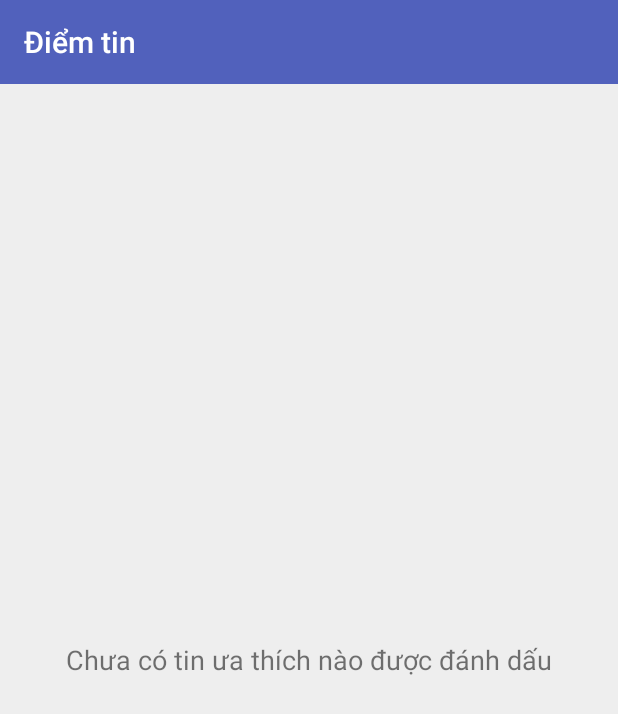
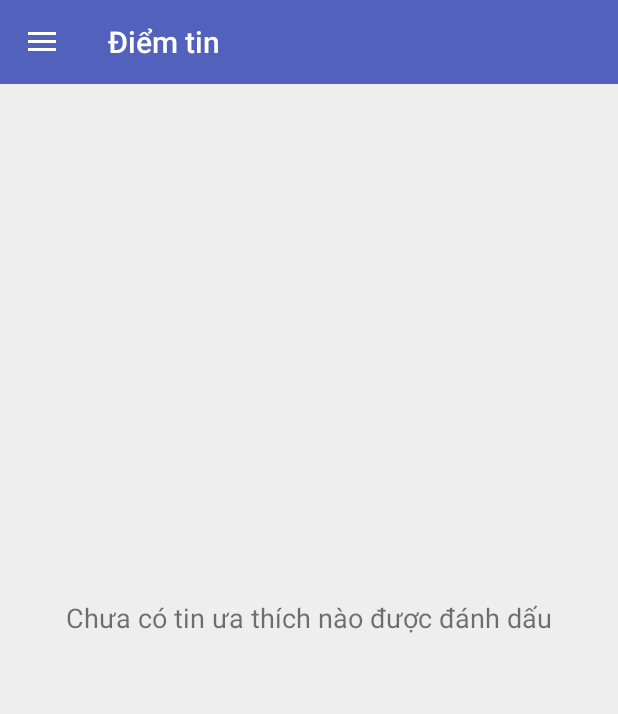
Before and after one commit to dungdq134/tintuccapnhat, an Android app: the fragment FavoriteFragment placed in its activity, on a phone screen of 412 x 824 dp. Shown: the top 714 px of the screen. Run offline under Robolectric (Android 15) with nearby library versions, the phone set to English and light mode, and no system bars; our stand-ins replace AdMob; libraries missing offline, so code that uses them is left out: com.astuetz; 8 statements that could not run were skipped.

Commit message:
- Sua lai nguon du lieu - Hien thi toolbar

```diff
--- a/app/src/main/AndroidManifest.xml
+++ b/app/src/main/AndroidManifest.xml
@@ -83,7 +83,7 @@
 
         <service
             android:name="com.dungdq.tintuccapnhat.services.NotificationService"
-            android:enabled="true" />
+            android:enabled="false" />
     </application>
 
 </manifest>
--- a/app/src/main/java/com/dungdq/tintuccapnhat/HomeFragment.java
+++ b/app/src/main/java/com/dungdq/tintuccapnhat/HomeFragment.java
@@ -209,8 +209,8 @@ public class HomeFragment extends Fragment implements OnRefreshListener {
 	                    Log.e("...", "Last Item Wow !");
 	                    i++;
 	                    progressBar.setVisibility(View.VISIBLE);
-	                    apiGetTinTuc(urlAPI + category + "&page=" + i);
-	                    Log.e("link", urlAPI + category + "&page=" + i);
+	                    apiGetTinTuc(Const.urlAPI + category + "&page=" + i);
+	                    Log.e("link", Const.urlAPI + category + "&page=" + i);
 	                }
 	            }
 			}
@@ -219,7 +219,8 @@ public class HomeFragment extends Fragment implements OnRefreshListener {
 //		apiGetTinTuc(Const.urlAPI + category);
 //		Log.e("link", Const.urlAPI + category);
 
-		getUrlAPI(Const.urlAPI);
+//		getUrlAPI(Const.urlAPI);
+		apiGetTinTuc(Const.urlAPI + category);
 
 		return rootView;
 	}
@@ -325,7 +326,7 @@ public class HomeFragment extends Fragment implements OnRefreshListener {
 
 	@Override
 	public void onRefresh() {
-		apiGetTinTuc(urlAPI + category);
+		apiGetTinTuc(Const.urlAPI + category);
 		tvError.setVisibility(View.GONE);
 	}
 }
--- a/app/src/main/java/com/dungdq/tintuccapnhat/MainActivity.java
+++ b/app/src/main/java/com/dungdq/tintuccapnhat/MainActivity.java
@@ -68,8 +68,8 @@ public class MainActivity extends AppCompatActivity {
 		if (mDrawerLayout.isDrawerOpen(mDrawerList)) {
 			mDrawerLayout.closeDrawer(mDrawerList);
 		} else {
-//			MainActivity.this.finish();
-			this.onBackPressed();
+			MainActivity.this.finish();
+//			this.onBackPressed();
 //			System.exit(0);
 		}
 	}
@@ -82,7 +82,7 @@ public class MainActivity extends AppCompatActivity {
 		// Start service notification
 		startService(new Intent(MainActivity.this, NotificationService.class));
 
-		Utils.getKeyHash(MainActivity.this);
+//		Utils.getKeyHash(MainActivity.this);
 		mSimpleFacebook = SimpleFacebook.getInstance(this);
 
 		// Display full screen banner ad
@@ -177,7 +177,7 @@ public class MainActivity extends AppCompatActivity {
 		mDrawerList.setAdapter(adapter);
 
 		// enabling action bar app icon and behaving it as toggle button
-//		getSupportActionBar().setDisplayHomeAsUpEnabled(true);
+		getSupportActionBar().setDisplayHomeAsUpEnabled(true);
 //		getSupportActionBar().setHomeButtonEnabled(true);
 //		getSupportActionBar().setElevation(0); // Remove shadow below actionbar
 
--- a/app/src/main/java/com/dungdq/tintuccapnhat/utils/Const.java
+++ b/app/src/main/java/com/dungdq/tintuccapnhat/utils/Const.java
@@ -1,9 +1,9 @@
 package com.dungdq.tintuccapnhat.utils;
 
 public class Const {
-//	public static String urlAPI = "https://api.recsys.opera.com/api/1.0/suggestions/list?count=10&country=vn&language=vi&vcat=vn%3Avi%3A0%2F6&vco=0%2F19";
+	public static String urlAPI = "https://api.recsys.opera.com/api/1.0/suggestions/list?count=10&country=vn&language=vi";
 
-	public static String urlAPI = "https://tinhot24h.firebaseio.com/opera.json";
+//	public static String urlAPI = "https://tinhot24h.firebaseio.com/opera.json";
 
 	public static String urlParser = "https://readability.com/api/content/v1/parser?token=07e298ca25db2e52f54aa39f07607eb6c25c2034&url=";
 
--- a/app/src/main/res/layout/activity_main.xml
+++ b/app/src/main/res/layout/activity_main.xml
@@ -1,32 +1,29 @@
 <!-- A DrawerLayout is intended to be used as the top-level content view using match_parent for both width and height to consume the full space available. -->
-<LinearLayout
+<!--<LinearLayout
     xmlns:android="http://schemas.android.com/apk/res/android"
     xmlns:tools="http://schemas.android.com/tools"
     android:id="@+id/main_parent_view"
     android:layout_width="match_parent"
     android:layout_height="match_parent"
     android:orientation="vertical"
-    android:fitsSystemWindows="true">
-
-    <android.support.v7.widget.Toolbar
-        xmlns:app="http://schemas.android.com/apk/res-auto"
-        android:id="@+id/my_toolbar"
-        android:layout_width="match_parent"
-        android:layout_height="wrap_content"
-        android:minHeight="?attr/actionBarSize"
-        app:theme="@style/ThemeOverlay.AppCompat.Dark.ActionBar"
-        app:popupTheme="@style/ThemeOverlay.AppCompat.Light" />
+    android:fitsSystemWindows="true">-->
 
     <android.support.v4.widget.DrawerLayout
+    xmlns:android="http://schemas.android.com/apk/res/android"
+    xmlns:tools="http://schemas.android.com/tools"
     android:id="@+id/drawer_layout"
     android:layout_width="match_parent"
     android:layout_height="match_parent"
-    tools:context="com.vtvcab.epg.MainActivity" >
+    android:fitsSystemWindows="true">
 
     <!--
          As the main content view, the view below consumes the entire
          space available using match_parent in both dimensions.
     -->
+
+    <RelativeLayout
+        android:layout_width="match_parent"
+        android:layout_height="match_parent">
 
     <FrameLayout
         android:id="@+id/container"
@@ -65,6 +62,17 @@
          the container.
     -->
 
+    <android.support.v7.widget.Toolbar
+        xmlns:app="http://schemas.android.com/apk/res-auto"
+        android:id="@+id/my_toolbar"
+        android:layout_width="match_parent"
+        android:layout_height="?attr/actionBarSize"
+        android:minHeight="?attr/actionBarSize"
+        app:theme="@style/ThemeOverlay.AppCompat.Dark.ActionBar"
+        app:popupTheme="@style/ThemeOverlay.AppCompat.Light" />
+
+    </RelativeLayout>
+
     <ListView
         android:id="@+id/lv_navigation_menu"
         android:layout_width="@dimen/lv_navigation_menu_width"
@@ -79,4 +87,4 @@
 
 </android.support.v4.widget.DrawerLayout>
 
-</LinearLayout>
+<!--</LinearLayout>-->
--- a/app/src/main/res/layout/fragment_readtoday.xml
+++ b/app/src/main/res/layout/fragment_readtoday.xml
@@ -8,6 +8,7 @@
         android:id="@+id/tabs"
         android:layout_width="match_parent"
         android:layout_height="48dip"
+        android:layout_marginTop="?attr/actionBarSize"
         android:background="@drawable/background_tabs" />
 
     <android.support.v4.view.ViewPager
--- a/app/src/main/res/layout/recycleview_item.xml
+++ b/app/src/main/res/layout/recycleview_item.xml
@@ -2,7 +2,7 @@
 <LinearLayout xmlns:android="http://schemas.android.com/apk/res/android"
     android:id="@+id/llNews"
     android:layout_width="match_parent"
-    android:layout_height="match_parent"
+    android:layout_height="wrap_content"
     android:layout_marginBottom="10dp"
     android:background="@drawable/background_with_shadow"
     android:orientation="vertical" >
--- a/app/src/main/res/values/styles.xml
+++ b/app/src/main/res/values/styles.xml
@@ -13,12 +13,14 @@
     </style>
 
     <!-- Application theme. -->
-    <style name="AppTheme" parent="Theme.AppCompat.Light.NoActionBar">
+    <style name="AppTheme" parent="Theme.AppCompat.Light.DarkActionBar">
         <!-- All customizations that are NOT specific to a particular API-level can go here. -->
         <!-- <item name="android:windowBackground">@color/background_window</item> -->
-        <item name="android:actionBarStyle">@style/ActionBarStyle</item>
+        <!--<item name="android:actionBarStyle">@style/ActionBarStyle</item>-->
+        <!--<item name="android:windowContentOverlay">@null</item>-->
         <item name="android:windowContentOverlay">@null</item>
         <item name="windowActionBar">false</item>
+        <item name="windowNoTitle">true</item>
     </style>
 
     <style name="ActionBarStyle" parent="@android:style/Widget.Holo.Light.ActionBar.Solid.Inverse">
```
Also changed, not shown: app/src/main/res/values-xhdpi/dimens.xml (added, +13 -0 lines), build.gradle (+8 -0 lines).
